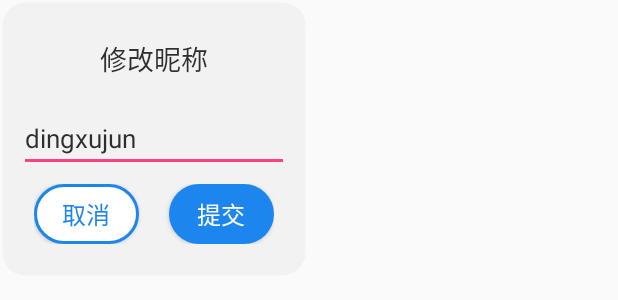
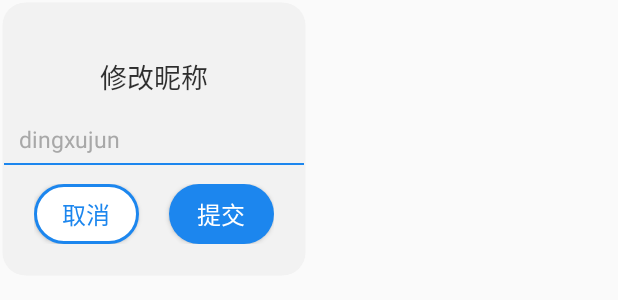
Before and after one commit to dingxujunchuanqi/Itsmylife, an Android app: the layout pesonrinfo_alert_dialog.xml on its own in the app's theme, with its tools: preview values and no code run, on a phone screen of 412 x 824 dp. Shown: the top 300 px of the screen. Run offline under Robolectric (Android 15) with nearby library versions, the phone set to English and light mode, and no system bars.

Commit message:
个人信息UI的调整

```diff
--- a/app/src/main/res/layout/fragment_login_dialog.xml
+++ b/app/src/main/res/layout/fragment_login_dialog.xml
@@ -3,14 +3,12 @@
     android:layout_width="match_parent"
     android:layout_height="wrap_content"
     android:orientation="vertical">
-
     <ImageView
         android:layout_width="match_parent"
         android:layout_height="64dp"
         android:background="@color/text_color_blue1"
         android:contentDescription="@string/app_name"
         android:scaleType="center" />
-
     <com.sinoautodiagnoseos.ui.personinfoui.personUtils.CityPicker
         android:id="@+id/citypicker"
         android:layout_width="match_parent"
--- a/app/src/main/res/layout/pesonrinfo_alert_dialog.xml
+++ b/app/src/main/res/layout/pesonrinfo_alert_dialog.xml
@@ -14,11 +14,17 @@
             android:layout_centerInParent="true"
             android:layout_marginLeft="10dp"
             android:layout_marginRight="10dp"
-            android:singleLine="true"
-            android:textColor="@color/text_apha80"
+            android:background="@null"
+            android:textCursorDrawable="@null"
+            android:textColor="@color/text_color_gray_light"
             android:text="dingxujun"
-            android:textSize="@dimen/text_size_17" />
-
+            android:textSize="@dimen/text_size_15" />
+        <View
+            android:layout_width="match_parent"
+            android:layout_height="1dp"
+            android:layout_below="@id/et_content"
+            android:layout_marginTop="5dp"
+            android:background="@color/button_blue" />
         <LinearLayout
             android:layout_width="match_parent"
             android:layout_height="40dp"
```
Also changed, not shown: app/src/main/java/com/sinoautodiagnoseos/activity/LoginActivity.java (+11 -8 lines), app/src/main/java/com/sinoautodiagnoseos/activity/PersonalCenterActivity.java (+9 -12 lines), app/src/main/java/com/sinoautodiagnoseos/activity/PersonalInfoActivity.java (+57 -26 lines), app/src/main/res/layout/activity_personal_info.xml (+6 -1 lines).
